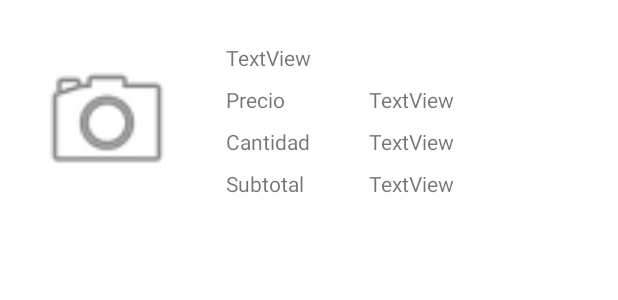
After one commit to mj2silva/app-sombrero-demo, an Android app: the layout layout_productos_pedido.xml on its own in the app's theme, with its tools: preview values and no code run, on a phone screen of 412 x 824 dp. The commit adds this screen. Shown: the top 300 px of the screen. Run offline under Robolectric (Android 15) with nearby library versions, the phone set to English and light mode, and no system bars.

Commit message:
Aplicación finalizada, primera versión

```diff
--- a/app/src/main/AndroidManifest.xml
+++ b/app/src/main/AndroidManifest.xml
@@ -10,7 +10,8 @@
         android:roundIcon="@mipmap/ic_launcher_round"
         android:supportsRtl="true"
         android:theme="@style/Theme.SombreroApp">
-        <activity android:name=".LoginActivity"></activity>
+        <activity android:name=".MostrarPedidoActivity"></activity>
+        <activity android:name=".LoginActivity" />
         <activity android:name=".ElegirFechaPedidoActivity" />
         <activity android:name=".PedidosActivity" />
         <activity android:name=".ProductoActivity" />
--- a/app/src/main/java/com/manuelsilva/sombreroapp/ElegirFechaPedidoActivity.kt
+++ b/app/src/main/java/com/manuelsilva/sombreroapp/ElegirFechaPedidoActivity.kt
@@ -52,7 +52,7 @@ class ElegirFechaPedidoActivity : AppCompatActivity() {
                 intent.putExtra("month", month + 1)
                 intent.putExtra("dayOfMonth", dayOfMonth)
                 intent.putExtra("seconds", seconds)
-                AppGeneral.CONTEXT.startActivity(intent)
+                this.startActivity(intent)
             TimeZone.getAvailableIDs()
 
         }, mYear, mMonth, mDay)
--- a/app/src/main/java/com/manuelsilva/sombreroapp/Menu.kt
+++ b/app/src/main/java/com/manuelsilva/sombreroapp/Menu.kt
@@ -43,7 +43,7 @@ class Menu : AppCompatActivity(), AdapterView.OnItemSelectedListener {
 
     private fun abrirLoginActivity() {
         val intent =  Intent(AppGeneral.CONTEXT, LoginActivity::class.java)
-        AppGeneral.CONTEXT.startActivity(intent)
+        this.startActivity(intent)
     }
 
     private fun listarProductos(filter: String) {
@@ -64,7 +64,7 @@ class Menu : AppCompatActivity(), AdapterView.OnItemSelectedListener {
         btnCarrito = findViewById(R.id.btnAbrirCarrito)
         btnCarrito.setOnClickListener {
             val intent =  Intent(AppGeneral.CONTEXT, CarritoActivity::class.java)
-            AppGeneral.CONTEXT.startActivity(intent)
+            this.startActivity(intent)
         }
 
     }
--- /dev/null
+++ b/app/src/main/res/layout/layout_productos_pedido.xml
@@ -0,0 +1,158 @@
+<?xml version="1.0" encoding="utf-8"?>
+<androidx.constraintlayout.widget.ConstraintLayout xmlns:android="http://schemas.android.com/apk/res/android"
+    xmlns:app="http://schemas.android.com/apk/res-auto"
+    xmlns:tools="http://schemas.android.com/tools"
+    android:layout_width="match_parent"
+    android:layout_height="match_parent">
+
+    <androidx.constraintlayout.widget.Guideline
+        android:id="@+id/guideline62"
+        android:layout_width="wrap_content"
+        android:layout_height="wrap_content"
+        android:orientation="horizontal"
+        app:layout_constraintGuide_begin="25dp" />
+
+    <androidx.constraintlayout.widget.Guideline
+        android:id="@+id/guideline63"
+        android:layout_width="wrap_content"
+        android:layout_height="wrap_content"
+        android:orientation="horizontal"
+        app:layout_constraintGuide_begin="136dp" />
+
+    <androidx.constraintlayout.widget.Guideline
+        android:id="@+id/guideline64"
+        android:layout_width="wrap_content"
+        android:layout_height="wrap_content"
+        android:orientation="horizontal"
+        app:layout_constraintGuide_begin="52dp" />
+
+    <androidx.constraintlayout.widget.Guideline
+        android:id="@+id/guideline65"
+        android:layout_width="wrap_content"
+        android:layout_height="wrap_content"
+        android:orientation="vertical"
+        app:layout_constraintGuide_begin="143dp" />
+
+    <androidx.constraintlayout.widget.Barrier
+        android:id="@+id/barrier"
+        android:layout_width="wrap_content"
+        android:layout_height="wrap_content"
+        app:barrierDirection="top"
+        app:constraint_referenced_ids="null" />
+
+    <androidx.constraintlayout.widget.Guideline
+        android:id="@+id/guideline67"
+        android:layout_width="wrap_content"
+        android:layout_height="wrap_content"
+        android:orientation="horizontal"
+        app:layout_constraintGuide_begin="81dp" />
+
+    <androidx.constraintlayout.widget.Guideline
+        android:id="@+id/guideline68"
+        android:layout_width="wrap_content"
+        android:layout_height="wrap_content"
+        android:orientation="horizontal"
+        app:layout_constraintGuide_begin="108dp" />
+
+    <TextView
+        android:id="@+id/tvNombreProducto"
+        android:layout_width="0dp"
+        android:layout_height="wrap_content"
+        android:layout_marginStart="8dp"
+        android:text="TextView"
+        app:layout_constraintBottom_toTopOf="@+id/guideline64"
+        app:layout_constraintEnd_toEndOf="parent"
+        app:layout_constraintStart_toStartOf="@+id/guideline65"
+        app:layout_constraintTop_toTopOf="@+id/guideline62" />
+
+    <androidx.constraintlayout.widget.Guideline
+        android:id="@+id/guideline69"
+        android:layout_width="wrap_content"
+        android:layout_height="wrap_content"
+        android:orientation="vertical"
+        app:layout_constraintGuide_begin="238dp" />
+
+    <TextView
+        android:id="@+id/textView8"
+        android:layout_width="0dp"
+        android:layout_height="wrap_content"
+        android:layout_marginStart="8dp"
+        android:text="Precio"
+        app:layout_constraintBottom_toTopOf="@+id/guideline67"
+        app:layout_constraintEnd_toStartOf="@+id/guideline69"
+        app:layout_constraintHorizontal_bias="0.0"
+        app:layout_constraintStart_toStartOf="@+id/guideline65"
+        app:layout_constraintTop_toTopOf="@+id/guideline64" />
+
+    <TextView
+        android:id="@+id/textView10"
+        android:layout_width="0dp"
+        android:layout_height="wrap_content"
+        android:layout_marginStart="8dp"
+        android:text="Cantidad"
+        app:layout_constraintBottom_toTopOf="@+id/guideline68"
+        app:layout_constraintEnd_toStartOf="@+id/guideline69"
+        app:layout_constraintStart_toStartOf="@+id/guideline65"
+        app:layout_constraintTop_toTopOf="@+id/guideline67" />
+
+    <TextView
+        android:id="@+id/textView11"
+        android:layout_width="0dp"
+        android:layout_height="wrap_content"
+        android:layout_marginStart="8dp"
+        android:text="Subtotal"
+        app:layout_constraintBottom_toTopOf="@+id/guideline63"
+        app:layout_constraintEnd_toStartOf="@+id/guideline69"
+        app:layout_constraintStart_toStartOf="@+id/guideline65"
+        app:layout_constraintTop_toTopOf="@+id/guideline68" />
+
+    <TextView
+        android:id="@+id/tvPrecioProductoPedido"
+        android:layout_width="0dp"
+        android:layout_height="wrap_content"
+        android:layout_marginStart="8dp"
+        android:layout_marginEnd="8dp"
+        android:text="TextView"
+        app:layout_constraintBottom_toTopOf="@+id/guideline67"
+        app:layout_constraintEnd_toEndOf="parent"
+        app:layout_constraintStart_toStartOf="@+id/guideline69"
+        app:layout_constraintTop_toTopOf="@+id/guideline64" />
+
+    <TextView
+        android:id="@+id/tvCantidadProductoPedido"
+        android:layout_width="0dp"
+        android:layout_height="wrap_content"
+        android:layout_marginStart="8dp"
+        android:layout_marginEnd="8dp"
+        android:text="TextView"
+        app:layout_constraintBottom_toTopOf="@+id/guideline68"
+        app:layout_constraintEnd_toEndOf="parent"
+        app:layout_constraintStart_toStartOf="@+id/guideline69"
+        app:layout_constraintTop_toTopOf="@+id/guideline67" />
+
+    <TextView
+        android:id="@+id/tvSubtotalProductoPedido"
+        android:layout_width="0dp"
+        android:layout_height="wrap_content"
+        android:layout_marginStart="8dp"
+        android:layout_marginEnd="8dp"
+        android:text="TextView"
+        app:layout_constraintBottom_toTopOf="@+id/guideline63"
+        app:layout_constraintEnd_toEndOf="parent"
+        app:layout_constraintStart_toStartOf="@+id/guideline69"
+        app:layout_constraintTop_toTopOf="@+id/guideline68" />
+
+    <ImageView
+        android:id="@+id/ivFotoProductoPedido"
+        android:layout_width="0dp"
+        android:layout_height="0dp"
+        android:layout_marginStart="8dp"
+        android:layout_marginTop="8dp"
+        android:layout_marginEnd="8dp"
+        android:layout_marginBottom="8dp"
+        app:layout_constraintBottom_toTopOf="@+id/guideline63"
+        app:layout_constraintEnd_toStartOf="@+id/guideline65"
+        app:layout_constraintStart_toStartOf="parent"
+        app:layout_constraintTop_toTopOf="@+id/guideline62"
+        app:srcCompat="@android:drawable/ic_menu_camera" />
+</androidx.constraintlayout.widget.ConstraintLayout>
```
Also changed, not shown: app/src/main/java/com/manuelsilva/sombreroapp/FirebaseAdmin.kt (+91 -7 lines), app/src/main/java/com/manuelsilva/sombreroapp/MostrarPedidoActivity.kt (added, +63 -0 lines), app/src/main/java/com/manuelsilva/sombreroapp/PedidosActivity.kt (+28 -10 lines), app/src/main/java/com/manuelsilva/sombreroapp/data/ClienteAdapter.kt (added, +68 -0 lines), app/src/main/java/com/manuelsilva/sombreroapp/data/Pedido.kt (+30 -1 lines), app/src/main/java/com/manuelsilva/sombreroapp/data/PedidoAdapter.kt (added, +84 -0 lines), app/src/main/res/layout/activity_mostrar_pedido.xml (added, +127 -0 lines), app/src/main/res/layout/layout_clientes_dia.xml (+53 -2 lines).
